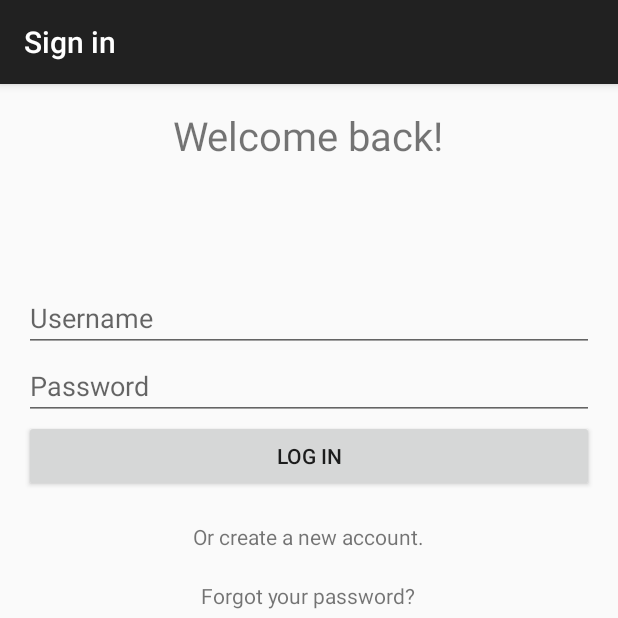
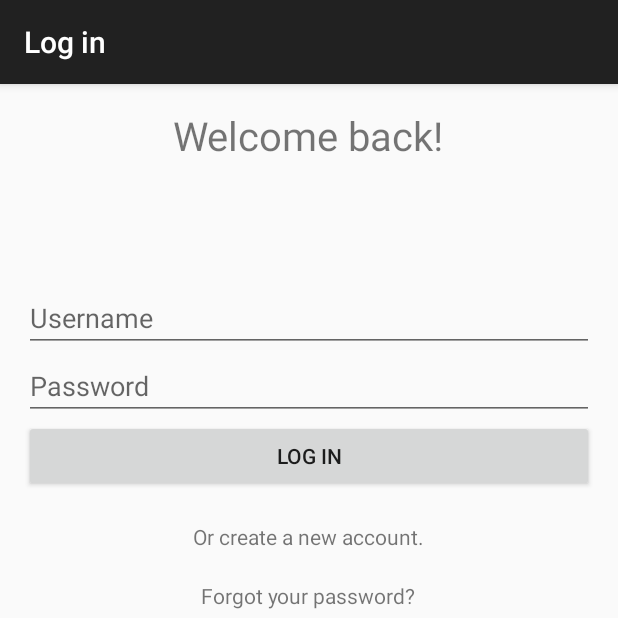
Before and after one commit to SCCapstone/diet, an Android app: the LoginActivity screen opened directly, with no data from a screen before it, on a phone screen of 412 x 824 dp, the top half of it. Run offline under Robolectric (Android 15) with nearby library versions, the phone set to English and light mode, and no system bars; libraries missing offline, so code that uses them is left out: com.parse.

Commit message:
Improve error reporting in Login/NewAccount activities; fix some inconsistencies with naming (e.g., sign in/log in); add Utilities class.

```diff
--- a/app/src/main/java/edu/sc/snacktrack/LoginActivity.java
+++ b/app/src/main/java/edu/sc/snacktrack/LoginActivity.java
@@ -97,7 +97,7 @@ public class LoginActivity extends AppCompatActivity {
                     setResult(RESULT_OK);
                     finish();
                 } else{
-                    updateToast(getErrorMessage(e), Toast.LENGTH_LONG);
+                    updateToast(Utils.getErrorMessage(e), Toast.LENGTH_LONG);
                 }
 
                 setWidgetsEnabled(true);
@@ -116,34 +116,6 @@ public class LoginActivity extends AppCompatActivity {
         logInButton.setEnabled(enabled);
         newAccountLink.setEnabled(enabled);
         forgotPasswordLink.setEnabled(enabled);
-    }
-
-    /**
-     * Extrapolates the error message to display to the user given a ParseException.
-     *
-     * @param badStuff The exception
-     * @return The error message to display
-     */
-    private String getErrorMessage(ParseException badStuff){
-        if(badStuff != null){
-            Throwable cause;
-            String causeMessage;
-            String exceptionMessage;
-
-            cause = badStuff.getCause();
-            causeMessage = (cause == null) ? null : cause.getMessage();
-            exceptionMessage = badStuff.getMessage();
-
-            if(causeMessage != null){
-                return causeMessage;
-            } else if(exceptionMessage != null){
-                return exceptionMessage;
-            } else{
-                return String.format("Unknown error (error code %d)", badStuff.getCode());
-            }
-        } else{
-            return "Unknown error (ParseException is null)";
-        }
     }
 
     /**
--- a/app/src/main/java/edu/sc/snacktrack/MainActivity.java
+++ b/app/src/main/java/edu/sc/snacktrack/MainActivity.java
@@ -36,7 +36,7 @@ public class MainActivity extends AppCompatActivity {
     protected void onActivityResult(int requestCode, int resultCode, Intent data){
         if(requestCode == MainActivity.LOGIN_REQUEST){
             if(resultCode == RESULT_OK){
-                updateToast("Sign in successful!", Toast.LENGTH_SHORT);
+                updateToast("Log in successful!", Toast.LENGTH_SHORT);
             } else{
                 startNewAccountActivity();
             }
--- a/app/src/main/res/layout/activity_new_account.xml
+++ b/app/src/main/res/layout/activity_new_account.xml
@@ -45,7 +45,8 @@
             android:layout_alignParentRight="true"
             android:layout_alignParentEnd="true"
             android:textColor="#FF0000"
-            tools:text="isValid?"/>
+            tools:text="isValid?"
+            android:singleLine="true" />
 
         <EditText
             android:layout_width="match_parent"
@@ -77,7 +78,8 @@
             android:layout_alignParentRight="true"
             android:layout_alignParentEnd="true"
             android:textColor="#FF0000"
-            tools:text="isValid?"/>
+            tools:text="isValid?"
+            android:singleLine="true" />
 
         <Button
             android:layout_width="match_parent"
--- a/app/src/main/res/values/strings.xml
+++ b/app/src/main/res/values/strings.xml
@@ -3,7 +3,7 @@
 
     <string name="hello_world">Hello world!</string>
     <string name="action_settings">Settings</string>
-    <string name="title_activity_login">Sign in</string>
+    <string name="title_activity_login">Log in</string>
     <string name="welcome_message">Welcome to SnackTrack</string>
     <string name="username_hint">Username</string>
     <string name="password_hint">Password</string>
@@ -12,7 +12,7 @@
     <string name="title_activity_new_account">New Account</string>
     <string name="password_confirm_hint">Confirm password</string>
     <string name="signup">Sign up</string>
-    <string name="exisiting_account">Or sign in to existing account.</string>
+    <string name="exisiting_account">Or log in to existing account.</string>
     <string name="welcome_back">Welcome back!</string>
     <string name="forgot_password">Forgot your password?</string>
     <string name="action_logout">Log out</string>
```
Also changed, not shown: app/src/main/java/edu/sc/snacktrack/NewAccountActivity.java (+16 -31 lines), app/src/main/java/edu/sc/snacktrack/Utils.java (added, +69 -0 lines).
